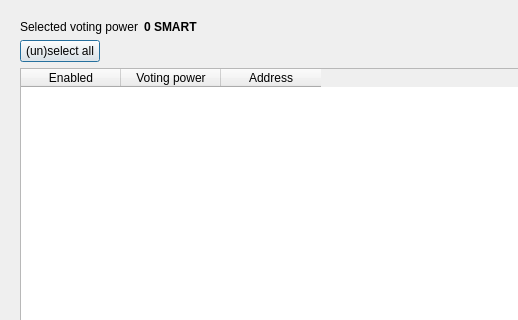
Old version of the form src/qt/forms/voteaddressesdialog.ui in the repository SmartCash/Core-Smart; both pictures show x 0 to 518 and y 0 to 320 of the 900 by 500 pixel window.
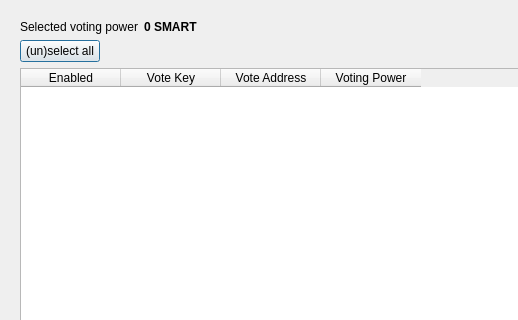
New version of the form.

Commit message: ui: Use stored voting keys in the voting power selection dialog

```diff
--- a/src/qt/forms/voteaddressesdialog.ui
+++ b/src/qt/forms/voteaddressesdialog.ui
@@ -98,12 +98,17 @@
      </column>
      <column>
       <property name="text">
-       <string>Voting power</string>
+       <string>Vote Key</string>
       </property>
      </column>
      <column>
       <property name="text">
-       <string>Address</string>
+       <string>Vote Address</string>
+      </property>
+     </column>
+     <column>
+      <property name="text">
+       <string>Voting Power</string>
       </property>
      </column>
     </widget>
```
The commit also changes 2 other files.
